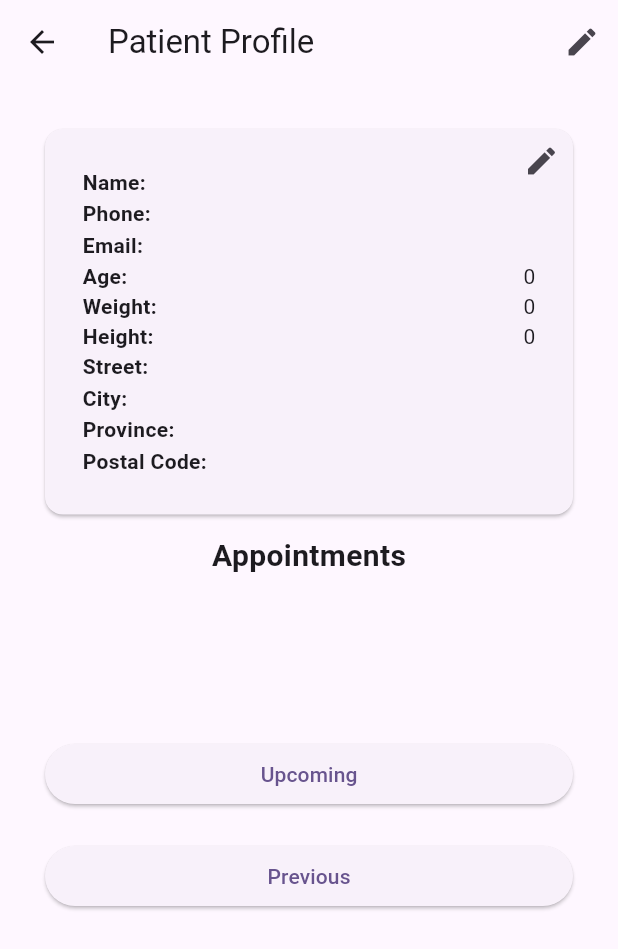
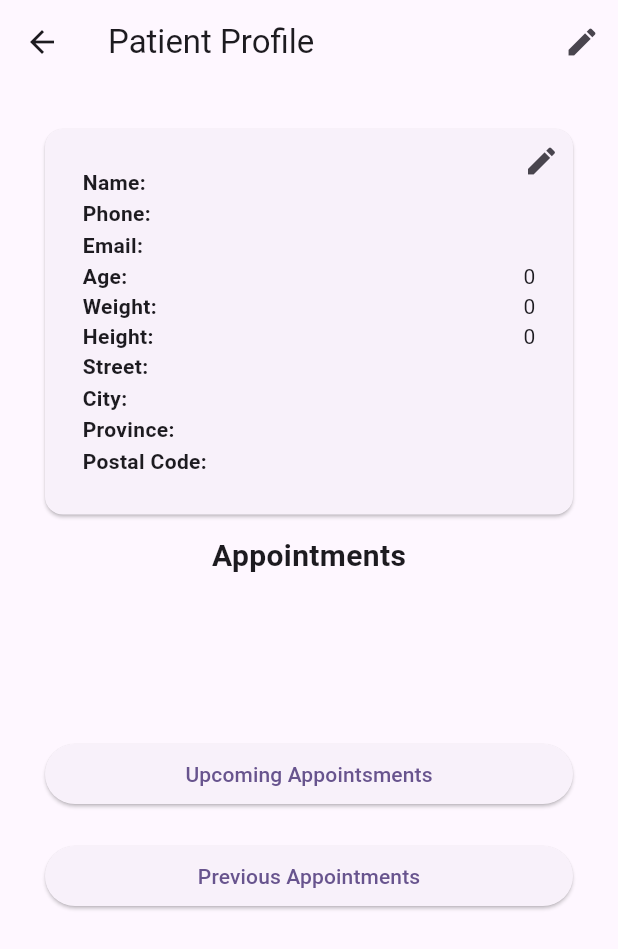
Before and after one commit to Doctor-Dash/doctor_dash, a Flutter app: the screen it shows once a user with an empty profile is signed in, after a tap on the "person" icon, on a phone screen of 412 x 824 dp. Shown: the top 949 px of the screen. Run offline on Flutter 3.47's test engine with Material 2 defaults, Android fonts, the light colour scheme and no system bars; our stand-ins replace cloud_firestore, firebase_auth, firebase_core; missing offline and left inert: firebase_ui_auth; accounts and stored records are empty.

Commit message:
fixed comment

```diff
--- a/lib/views/patient_views/patient_profile.dart
+++ b/lib/views/patient_views/patient_profile.dart
@@ -211,9 +211,9 @@ class _PatientProfilePageState extends State<PatientProfilePage> {
                               margin: const EdgeInsets.only(top: 220),
                               child: ElevatedButton(
                                 onPressed: () {
-                                  // Navigate to the edit page
+                                  // upcoming appointments
                                 },
-                                child: const Text('Upcoming'),
+                                child: const Text('Upcoming Appointsments'),
                               ),
                             ),
                           ),
@@ -231,9 +231,9 @@ class _PatientProfilePageState extends State<PatientProfilePage> {
                               margin: const EdgeInsets.only(top: 20),
                               child: ElevatedButton(
                                 onPressed: () {
-                                  // Navigate to the edit page
+                                  // previous appointments
                                 },
-                                child: const Text('Previous'),
+                                child: const Text('Previous Appointments'),
                               ),
                             ),
                           ),
```
